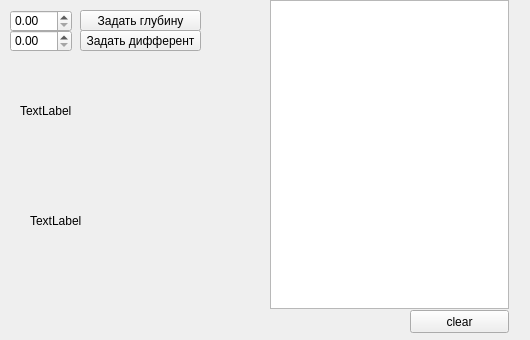
First picture: the form in testing/RobotTest/widget.ui, repository Flawless/ROV, before the edit.
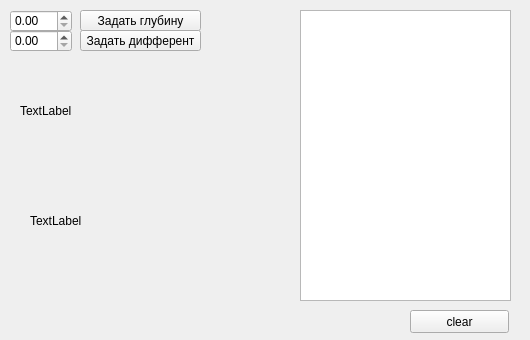
Second picture: the form after the edit.

Commit message: fixed commands log on server

Diff of the .ui file:
```diff
--- a/testing/RobotTest/widget.ui
+++ b/testing/RobotTest/widget.ui
@@ -96,19 +96,6 @@
    </property>
    <layout class="QGridLayout" name="gridLayout"/>
   </widget>
-  <widget class="QPlainTextEdit" name="plainTextEdit">
-   <property name="geometry">
-    <rect>
-     <x>270</x>
-     <y>0</y>
-     <width>239</width>
-     <height>309</height>
-    </rect>
-   </property>
-   <property name="plainText">
-    <string/>
-   </property>
-  </widget>
   <widget class="QPushButton" name="pushButton_cl">
    <property name="geometry">
     <rect>
@@ -122,6 +109,16 @@
     <string>clear</string>
    </property>
   </widget>
+  <widget class="QTextEdit" name="textEdit_commandsLog">
+   <property name="geometry">
+    <rect>
+     <x>300</x>
+     <y>10</y>
+     <width>211</width>
+     <height>291</height>
+    </rect>
+   </property>
+  </widget>
  </widget>
  <layoutdefault spacing="6" margin="11"/>
  <resources/>
```
Left out of the diff: 10 changed lines with no effect on the pictures. The commit also changes 1 other file.
